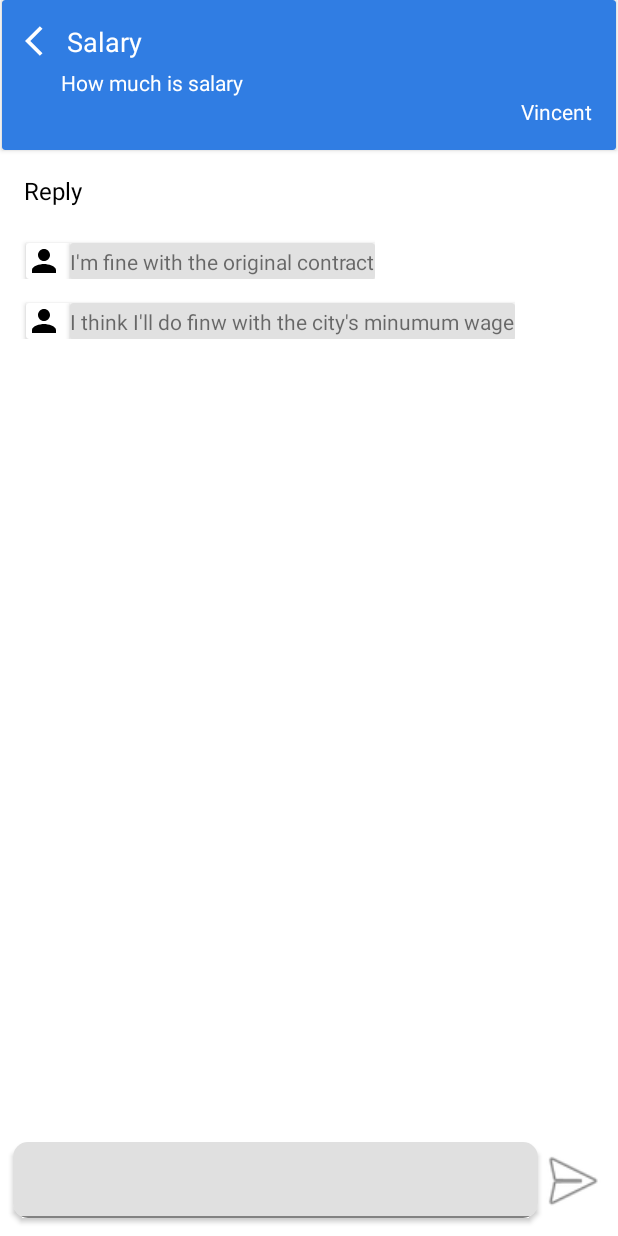
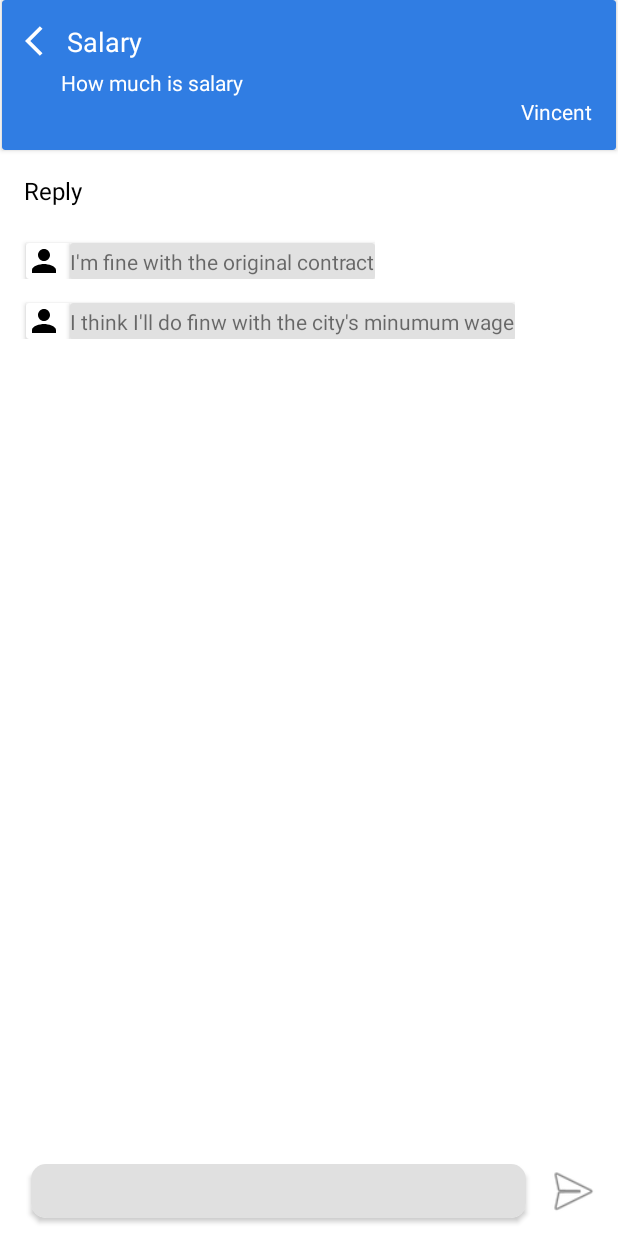
Before and after one commit to dhammikod/Level-Up, an Android app: the ReplyDiscussion screen opened directly, with no data from a screen before it, on a phone screen of 412 x 824 dp. Run offline under Robolectric (Android 15) with nearby library versions, the phone set to English and light mode, and no system bars; Roboto replaces fonts that are not available here.

Commit message:
task udah g error

```diff
--- a/LevelUp/app/src/main/java/com/a706012110039/levelup/ProjectTasks.kt
+++ b/LevelUp/app/src/main/java/com/a706012110039/levelup/ProjectTasks.kt
@@ -2,28 +2,23 @@ package com.a706012110039.levelup
 
 import Database.GlobalVar
 import Interface.CardListener
-import adaptor.RecyclerViewProjectDsicussionsAdapter
 import adaptor.RecylcerViewProjectTasksAdapter
+import android.os.Build
 import android.os.Bundle
-import android.text.TextUtils.replace
+import android.view.View
+import android.widget.Button
 import androidx.fragment.app.Fragment
-import android.view.LayoutInflater
-import android.view.View
-import android.view.ViewGroup
-import android.widget.Button
-import android.widget.Toast
+import androidx.fragment.app.FragmentTransaction
 import androidx.recyclerview.widget.GridLayoutManager
 import com.a706012110039.levelup.databinding.ActivityProjectBinding
-import com.a706012110039.levelup.databinding.FragmentProfileBinding
 import com.google.android.material.bottomsheet.BottomSheetDialog
 import com.google.android.material.textfield.TextInputEditText
 import kotlinx.android.synthetic.main.fragment_project_discussion.*
 import kotlinx.android.synthetic.main.fragment_project_tasks.*
 import kotlinx.android.synthetic.main.input_task_modal.*
-import model.discussion
 import model.task
 import java.util.*
-import kotlin.collections.ArrayList
+
 
 class ProjectTasks : Fragment(R.layout.fragment_project_tasks), CardListener {
 
@@ -106,7 +101,16 @@ class ProjectTasks : Fragment(R.layout.fragment_project_tasks), CardListener {
     override fun onCardClick(position: Int) {
         onResume()
         setupRecycler()
+//        val ft: FragmentTransaction = this.beginTransaction()
+//        if (Build.VERSION.SDK_INT >= 26) {
+//            ft.setReorderingAllowed(false)
+//        }
+//        ft.detach(this).attach(this).commit()
+
+        this.requireFragmentManager().beginTransaction().apply {
+            replace(R.id.frameproject, ProjectTasks())
+            commit()
+        }
     }
 
-
 }
--- a/LevelUp/app/src/main/java/com/a706012110039/levelup/ReplyDiscussion.kt
+++ b/LevelUp/app/src/main/java/com/a706012110039/levelup/ReplyDiscussion.kt
@@ -48,6 +48,7 @@ class ReplyDiscussion : AppCompatActivity(), CardListener {
                     reply(0, replymessage)
                 )
                 adapter.notifyDataSetChanged()
+                replyinputtext.text = null
                 super.onResume()
             }
             else{}
--- a/LevelUp/app/src/main/res/layout/activity_reply_discussion.xml
+++ b/LevelUp/app/src/main/res/layout/activity_reply_discussion.xml
@@ -103,14 +103,15 @@
         app:layout_constraintStart_toStartOf="parent">
 
         <androidx.constraintlayout.widget.ConstraintLayout
-            android:layout_width="match_parent"
-            android:layout_height="match_parent">
+            android:layout_width="wrap_content"
+            android:layout_height="wrap_content">
 
             <com.google.android.material.textfield.TextInputLayout
                 android:id="@+id/replyinput"
-                android:layout_width="350dp"
+                android:layout_width="330dp"
                 android:layout_height="wrap_content"
-                android:layout_marginTop="-5dp"
+                android:layout_marginTop="-10dp"
+                android:layout_marginBottom="-7dp"
                 app:layout_constraintBottom_toBottomOf="parent"
                 app:layout_constraintEnd_toEndOf="parent"
                 app:layout_constraintStart_toStartOf="parent"
@@ -130,11 +131,14 @@
         android:id="@+id/cardView15"
         android:layout_width="wrap_content"
         android:layout_height="wrap_content"
+        android:layout_marginStart="2dp"
         android:layout_marginEnd="5dp"
         android:background="#03A9F4"
         app:cardElevation="0dp"
         app:layout_constraintBottom_toBottomOf="@+id/cardView14"
-        app:layout_constraintEnd_toEndOf="parent">
+        app:layout_constraintEnd_toEndOf="parent"
+        app:layout_constraintStart_toEndOf="@+id/cardView14"
+        app:layout_constraintTop_toTopOf="@+id/cardView14">
 
         <androidx.constraintlayout.widget.ConstraintLayout
             android:layout_width="match_parent"
@@ -142,8 +146,8 @@
 
             <ImageView
                 android:id="@+id/sendreply"
-                android:layout_width="50dp"
-                android:layout_height="50dp"
+                android:layout_width="40dp"
+                android:layout_height="40dp"
                 android:background="#2196F3"
                 android:backgroundTint="#FFFFFF"
                 app:layout_constraintBottom_toBottomOf="parent"
```
